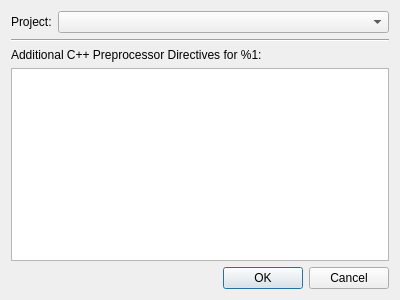
The window that src/plugins/cppeditor/cpppreprocessordialog.ui (qt-creator/qt-creator) describes before a commit, drawn with Qt 5.
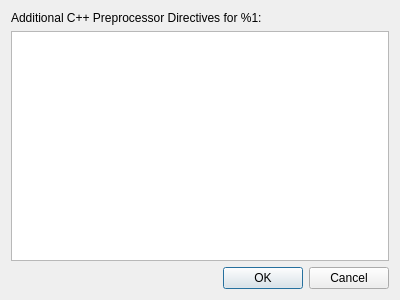
The same window after the commit. Custom widgets are drawn as their Qt base class.

```diff
--- a/src/plugins/cppeditor/cpppreprocessordialog.ui
+++ b/src/plugins/cppeditor/cpppreprocessordialog.ui
@@ -14,34 +14,6 @@
    <string>Additional C++ Preprocessor Directives</string>
   </property>
   <layout class="QVBoxLayout" name="verticalLayout">
-   <item>
-    <layout class="QHBoxLayout" name="horizontalLayout">
-     <item>
-      <widget class="QLabel" name="projectLabel">
-       <property name="text">
-        <string>Project:</string>
-       </property>
-      </widget>
-     </item>
-     <item>
-      <widget class="QComboBox" name="projectComboBox">
-       <property name="sizePolicy">
-        <sizepolicy hsizetype="Expanding" vsizetype="Fixed">
-         <horstretch>0</horstretch>
-         <verstretch>0</verstretch>
-        </sizepolicy>
-       </property>
-      </widget>
-     </item>
-    </layout>
-   </item>
-   <item>
-    <widget class="Line" name="separator">
-     <property name="orientation">
-      <enum>Qt::Horizontal</enum>
-     </property>
-    </widget>
-   </item>
    <item>
     <widget class="QLabel" name="editorLabel">
      <property name="text">
```
